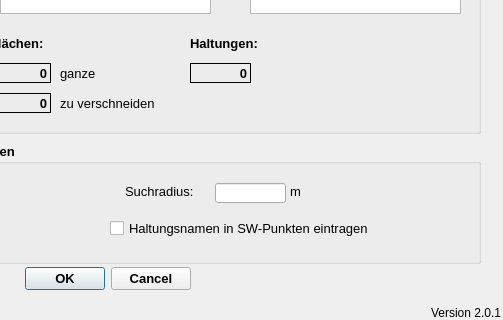
This is qkan/linkflaechen/application_createlinefl.ui in hoettges/QKan as Qt 5 draws it before an edit; both pictures show x 270 to 773 and y 247 to 567 of the 773 by 567 pixel window. The edited form follows.
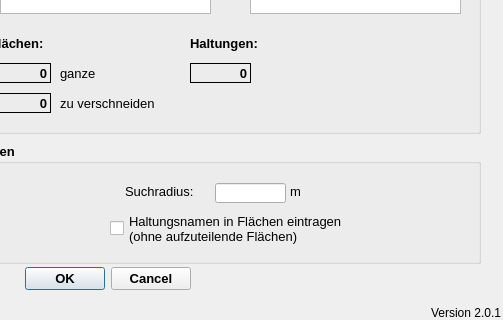
This is the edited form.

What changed in the file:
```diff
--- a/qkan/linkflaechen/application_createlinefl.ui
+++ b/qkan/linkflaechen/application_createlinefl.ui
@@ -642,7 +642,8 @@
      <string extracomment="Die Bearbeitung dauert erheblich länger. Die Eintragung kann auch nachträglich für alle Verbindungslinien zusammen vorgenommen werden."/>
     </property>
     <property name="text">
-     <string>Haltungsnamen in SW-Punkten eintragen</string>
+     <string>Haltungsnamen in Flächen eintragen
+(ohne aufzuteilende Flächen)</string>
     </property>
    </widget>
   </widget>
```
